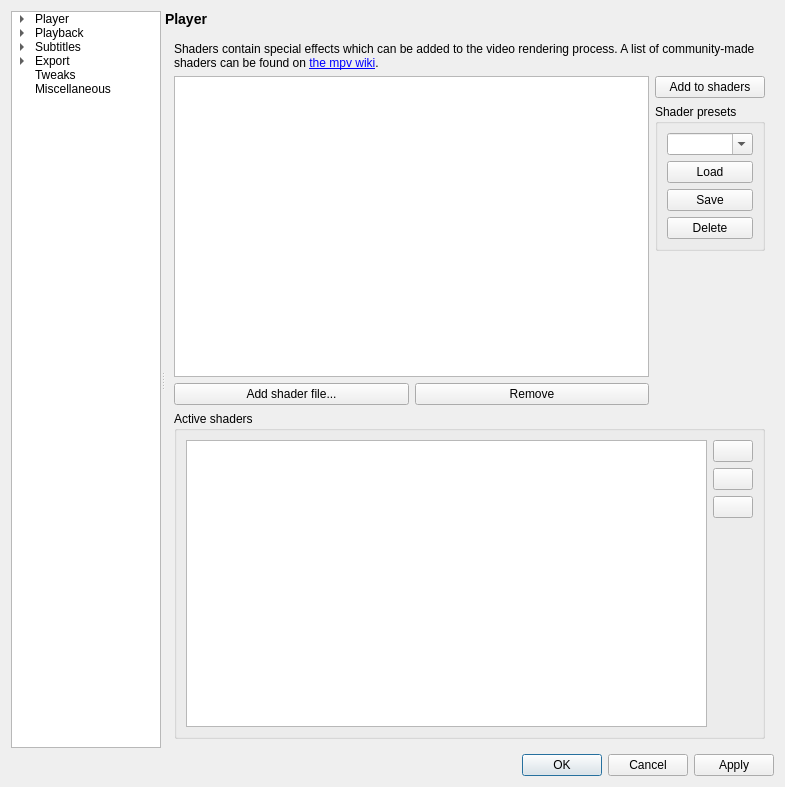
First picture: the form in settingswindow.ui, repository mpc-qt/mpc-qt, before the edit.
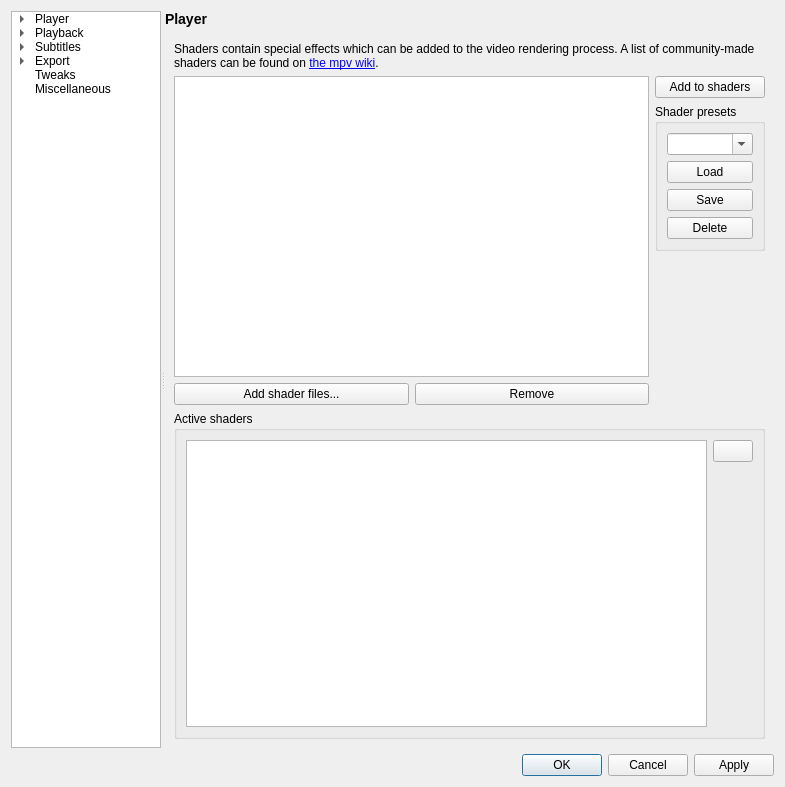
Second picture: the form after the edit.

Commit message:
settingswindow: implement basic shader interaction
I debated removing the "add to shaders" button in the top section,
because the shader list widgets support drag and drop both between them
and internally.  But the principle of least-surprise applies.

```diff
--- a/settingswindow.ui
+++ b/settingswindow.ui
@@ -3814,7 +3814,7 @@
                  <item>
                   <widget class="QPushButton" name="shadersAddFile">
                    <property name="text">
-                    <string>Add shader file...</string>
+                    <string>Add shader files...</string>
                    </property>
                   </widget>
                  </item>
@@ -3903,20 +3903,6 @@
               </item>
               <item>
                <layout class="QVBoxLayout" name="verticalLayout_13">
-                <item>
-                 <widget class="QPushButton" name="shadersActiveUp">
-                  <property name="text">
-                   <string/>
-                  </property>
-                 </widget>
-                </item>
-                <item>
-                 <widget class="QPushButton" name="shadersActiveDown">
-                  <property name="text">
-                   <string/>
-                  </property>
-                 </widget>
-                </item>
                 <item>
                  <widget class="QPushButton" name="shadersActiveRemove">
                   <property name="text">
```
Left out of the diff: 30 changed lines with no effect on the pictures. The commit also changes 2 other files.
